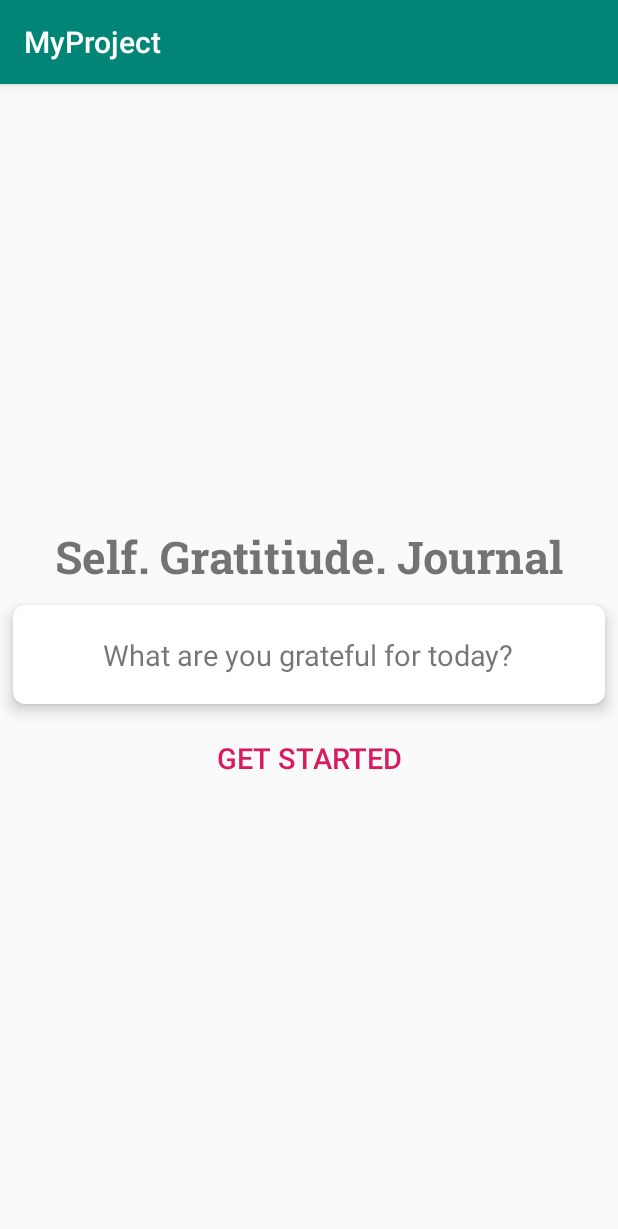
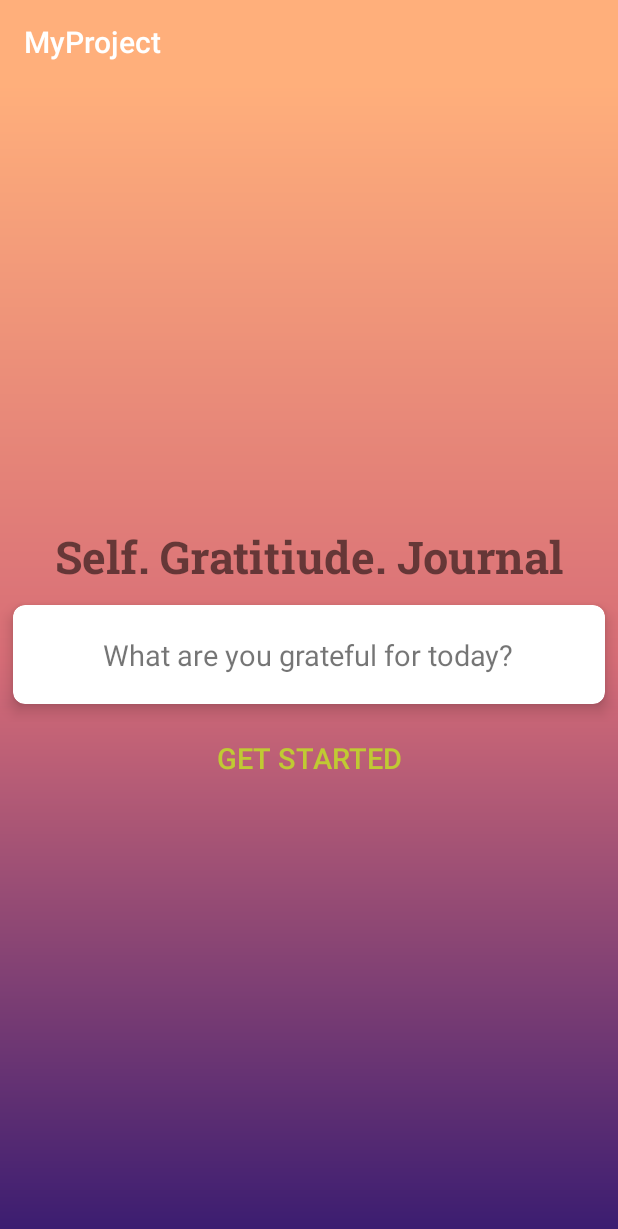
Before and after one commit to margleb/Android, an Android app: the screen it shows after launch (MainActivity), on a phone screen of 412 x 824 dp. Shown: the top 1229 px of the screen. Run offline under Robolectric (Android 15) with nearby library versions, the phone set to English and light mode, and no system bars.

Commit message:
User Interface Overhaul - Revamp

```diff
--- a/app/src/main/java/com/example/myproject/CreateAccount.java
+++ b/app/src/main/java/com/example/myproject/CreateAccount.java
@@ -60,7 +60,7 @@ public class CreateAccount extends AppCompatActivity {
         password_account = findViewById(R.id.password_account);
         create_account = findViewById(R.id.create_acc_button_login);
         progress_bar = findViewById(R.id.progress_bar);
-
+        getSupportActionBar().setElevation(0);
         mAuthListener = new FirebaseAuth.AuthStateListener() {
             @Override
             public void onAuthStateChanged(@NonNull FirebaseAuth firebaseAuth) {
--- a/app/src/main/java/com/example/myproject/JournalListActivity.java
+++ b/app/src/main/java/com/example/myproject/JournalListActivity.java
@@ -64,6 +64,7 @@ public class JournalListActivity extends AppCompatActivity {
     @Override
     protected void onCreate(Bundle savedInstanceState) {
         super.onCreate(savedInstanceState);
+        getSupportActionBar().setElevation(0);
         setContentView(R.layout.activity_journal_list);
         mAuth = FirebaseAuth.getInstance();
         CurrentUser = mAuth.getCurrentUser();
--- a/app/src/main/java/com/example/myproject/LoginAccount.java
+++ b/app/src/main/java/com/example/myproject/LoginAccount.java
@@ -50,6 +50,7 @@ public class LoginAccount extends AppCompatActivity {
     protected void onCreate(Bundle savedInstanceState) {
         super.onCreate(savedInstanceState);
         setContentView(R.layout.activity_login__account);
+        getSupportActionBar().setElevation(0);
 
         login_button = findViewById(R.id.email_sign_in_button);
         create_acc_button = findViewById(R.id.create_acc_button);
--- a/app/src/main/java/com/example/myproject/MainActivity.java
+++ b/app/src/main/java/com/example/myproject/MainActivity.java
@@ -14,6 +14,7 @@ public class MainActivity extends AppCompatActivity {
         super.onCreate(savedInstanceState);
         setContentView(R.layout.activity_main);
         start_button = findViewById(R.id.start_button);
+        getSupportActionBar().setElevation(0);
 
         start_button.setOnClickListener(new View.OnClickListener() {
             @Override
--- a/app/src/main/java/com/example/myproject/PostJurnalActivity.java
+++ b/app/src/main/java/com/example/myproject/PostJurnalActivity.java
@@ -62,6 +62,7 @@ public class PostJurnalActivity extends AppCompatActivity implements View.OnClic
         super.onCreate(savedInstanceState);
         setContentView(R.layout.activity_post_jurnal);
        mAuth = FirebaseAuth.getInstance();
+       getSupportActionBar().setElevation(0);
        user_name = findViewById(R.id.user_name);
        time_add = findViewById(R.id.time_add);
        post_title_et = findViewById(R.id.post_title_et);
--- a/app/src/main/java/com/example/myproject/ui/JournalRecycleViewAdapter.java
+++ b/app/src/main/java/com/example/myproject/ui/JournalRecycleViewAdapter.java
@@ -7,10 +7,9 @@ import android.view.View;
 import android.view.ViewGroup;
 import android.widget.ImageButton;
 import android.widget.ImageView;
-import android.widget.LinearLayout;
 import android.widget.TextView;
 
-import androidx.annotation.LongDef;
+
 import androidx.annotation.NonNull;
 import androidx.recyclerview.widget.RecyclerView;
 
@@ -19,7 +18,7 @@ import com.example.myproject.model.Journal;
 import com.squareup.picasso.Picasso;
 
 import java.util.List;
-import java.util.zip.Inflater;
+
 
 public class JournalRecycleViewAdapter extends RecyclerView.Adapter<JournalRecycleViewAdapter.ViewHolder> {
     private Context context;
--- /dev/null
+++ b/app/src/main/res/drawable/gradient_bg.xml
@@ -0,0 +1,9 @@
+<?xml version="1.0" encoding="utf-8"?>
+<shape xmlns:android="http://schemas.android.com/apk/res/android" android:shape="rectangle">
+    <gradient
+        android:startColor="@color/startGColor"
+        android:centerColor="@color/centerGColor"
+        android:endColor="@color/endGColor"
+        android:angle="90"
+        />
+</shape>
--- a/app/src/main/res/layout/activity_create_account.xml
+++ b/app/src/main/res/layout/activity_create_account.xml
@@ -3,6 +3,7 @@
     xmlns:app="http://schemas.android.com/apk/res-auto"
     xmlns:tools="http://schemas.android.com/tools"
     android:orientation="vertical"
+    android:background="@drawable/gradient_bg"
     android:gravity="center"
     android:padding="16dp"
     android:layout_width="match_parent"
--- a/app/src/main/res/layout/activity_journal_list.xml
+++ b/app/src/main/res/layout/activity_journal_list.xml
@@ -2,6 +2,7 @@
 <androidx.constraintlayout.widget.ConstraintLayout xmlns:android="http://schemas.android.com/apk/res/android"
     xmlns:app="http://schemas.android.com/apk/res-auto"
     xmlns:tools="http://schemas.android.com/tools"
+    android:background="@drawable/gradient_bg"
     android:layout_width="match_parent"
     android:layout_height="match_parent"
     tools:context=".JournalListActivity">
--- a/app/src/main/res/layout/activity_login__account.xml
+++ b/app/src/main/res/layout/activity_login__account.xml
@@ -3,6 +3,7 @@
     xmlns:app="http://schemas.android.com/apk/res-auto"
     xmlns:tools="http://schemas.android.com/tools"
     android:orientation="vertical"
+    android:background="@drawable/gradient_bg"
     android:gravity="center"
     android:padding="16dp"
     android:layout_width="match_parent"
--- a/app/src/main/res/layout/activity_main.xml
+++ b/app/src/main/res/layout/activity_main.xml
@@ -2,6 +2,7 @@
 <LinearLayout xmlns:android="http://schemas.android.com/apk/res/android"
     xmlns:tools="http://schemas.android.com/tools"
     android:layout_width="match_parent"
+    android:background="@drawable/gradient_bg"
     xmlns:app="http://schemas.android.com/apk/res-auto"
     android:orientation="vertical"
     android:gravity="center_vertical"
--- a/app/src/main/res/layout/activity_post_jurnal.xml
+++ b/app/src/main/res/layout/activity_post_jurnal.xml
@@ -2,6 +2,7 @@
 <androidx.constraintlayout.widget.ConstraintLayout xmlns:android="http://schemas.android.com/apk/res/android"
     xmlns:app="http://schemas.android.com/apk/res-auto"
     xmlns:tools="http://schemas.android.com/tools"
+    android:background="@drawable/gradient_bg"
     android:layout_width="match_parent"
     android:layout_height="match_parent"
     tools:context=".PostJurnalActivity">
--- a/app/src/main/res/values/colors.xml
+++ b/app/src/main/res/values/colors.xml
@@ -1,6 +1,10 @@
 <?xml version="1.0" encoding="utf-8"?>
 <resources>
-    <color name="colorPrimary">#008577</color>
-    <color name="colorPrimaryDark">#00574B</color>
-    <color name="colorAccent">#D81B60</color>
+    <color name="colorPrimary">@color/endGColor</color>
+    <color name="colorPrimaryDark">@color/endGColor</color>
+    <color name="colorAccent">#c0ca33</color>
+    <color name="yellowBg">#ffde03</color>
+    <color name="startGColor">#3a1c71</color>
+    <color name="centerGColor">#d76d77</color>
+    <color name="endGColor">#ffaf7b</color>
 </resources>
```
